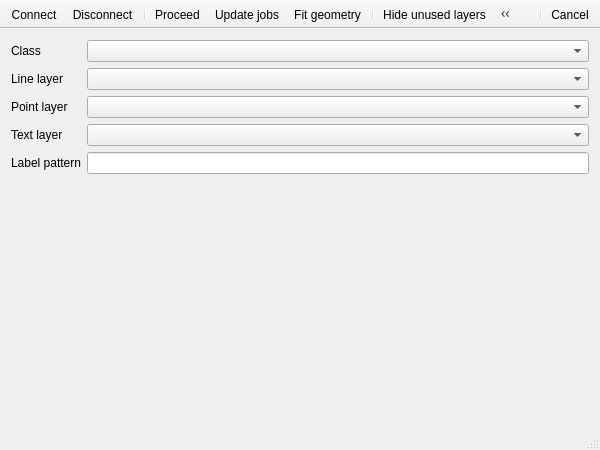
Above: mainwindow.ui from Kuszki/EW-Builder before the change. Below: the same form after it.
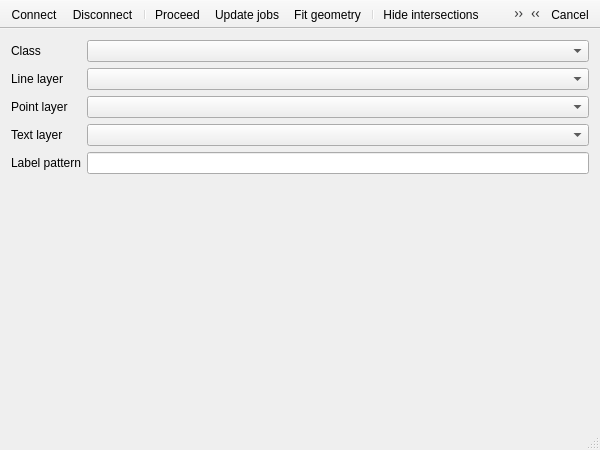
That is the form after the change. Icons and pictures are not drawn.

```diff
--- a/mainwindow.ui
+++ b/mainwindow.ui
@@ -136,6 +136,7 @@
    <addaction name="actionJobs"/>
    <addaction name="actionGeometry"/>
    <addaction name="separator"/>
+   <addaction name="actionInvisivle"/>
    <addaction name="actionHide"/>
   </widget>
   <widget class="QToolBar" name="supportTool">
@@ -254,6 +255,11 @@
     <string>Ctrl+H</string>
    </property>
   </action>
+  <action name="actionInvisivle">
+   <property name="text">
+    <string>Hide intersections</string>
+   </property>
+  </action>
  </widget>
  <layoutdefault spacing="6" margin="11"/>
  <resources/>
```
Left out of the diff: 5 changed lines with no effect on the pictures.
